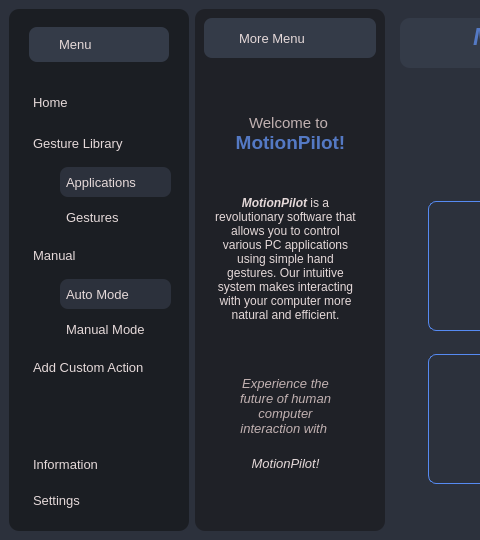
This is User_Interface.ui in SandunikaThanthriwatta/MotionPilot_UI as Qt 5 draws it before an edit; both pictures show x 0 to 480 and y 0 to 540 of the 946 by 540 pixel window. The edited form follows.
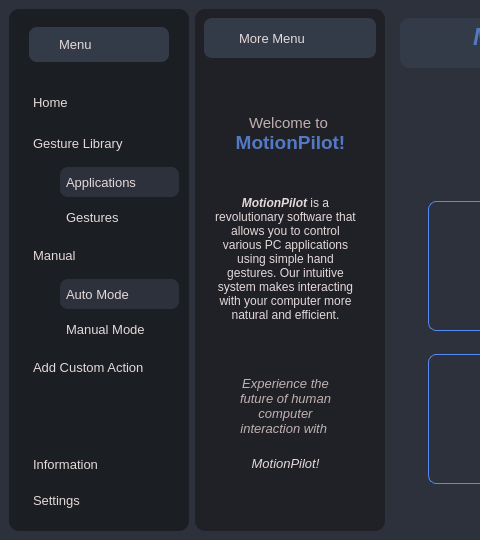
This is the edited form. Icons and pictures are not drawn.

Commit message: Updated the custom page

Diff of the .ui file:
```diff
--- a/User_Interface.ui
+++ b/User_Interface.ui
@@ -182,6 +182,9 @@
             <enum>QFrame::Raised</enum>
            </property>
            <layout class="QVBoxLayout" name="verticalLayout_5">
+            <property name="rightMargin">
+             <number>1</number>
+            </property>
             <item>
              <widget class="QPushButton" name="Home_Button">
               <property name="minimumSize">
@@ -200,6 +203,11 @@
 	  border: 1px solid rgb(170, 20, 101);
 	font-weight: bold
 }
+
+#Home_Button:checked{
+	 
+	font-weight: bold
+}
 </string>
               </property>
               <property name="text">
@@ -235,6 +243,10 @@
 	  border: 1px solid rgb(170, 20, 101);
 	font-weight: bold
 }
+#Library_Button:checked{
+	 
+	font-weight: bold
+}
 </string>
               </property>
               <property name="text">
@@ -296,8 +308,8 @@
                   </font>
                  </property>
                  <property name="styleSheet">
-                  <string notr="true">checked:{background-color: rgb(255, 255, 255);}
-#Home_Button:hover{
+                  <string notr="true">
+#Application_Button:hover{
 	  border: 1px solid rgb(170, 20, 101);
 	font-weight: bold
 }
@@ -381,6 +393,12 @@
 	  border: 1px solid rgb(170, 20, 101);
 	font-weight: bold
 }
+
+#Manual_Button:checked{
+	 
+	font-weight: bold
+}
+
 </string>
               </property>
               <property name="text">
@@ -525,6 +543,10 @@
 	  border: 1px solid rgb(170, 20, 101);
 	font-weight: bold
 }
+#Custom_Button:checked{
+	 
+	font-weight: bold
+}
 </string>
               </property>
               <property name="text">
```
Left out of the diff: 35 changed lines with no effect on the pictures. The commit also changes 5 other files.
